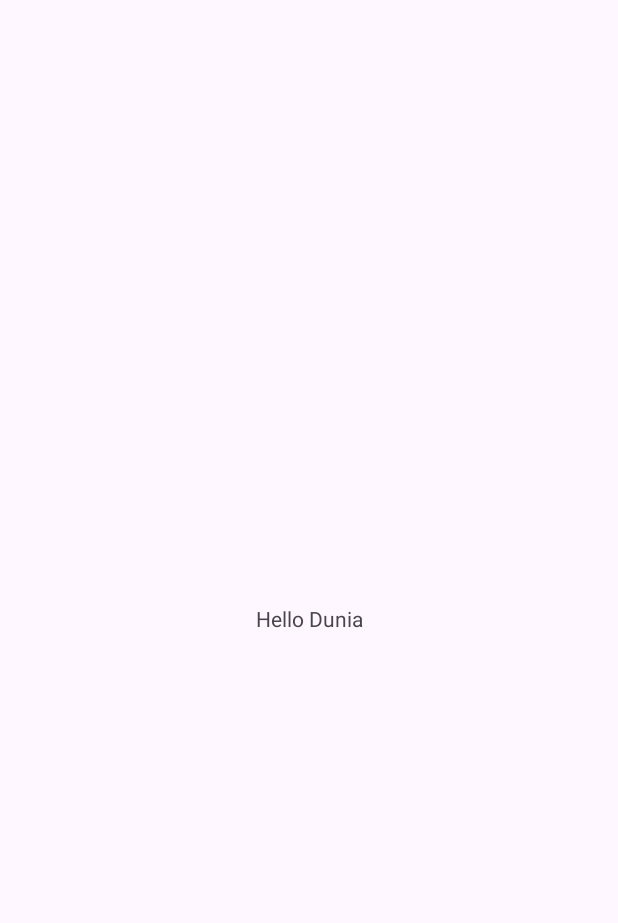
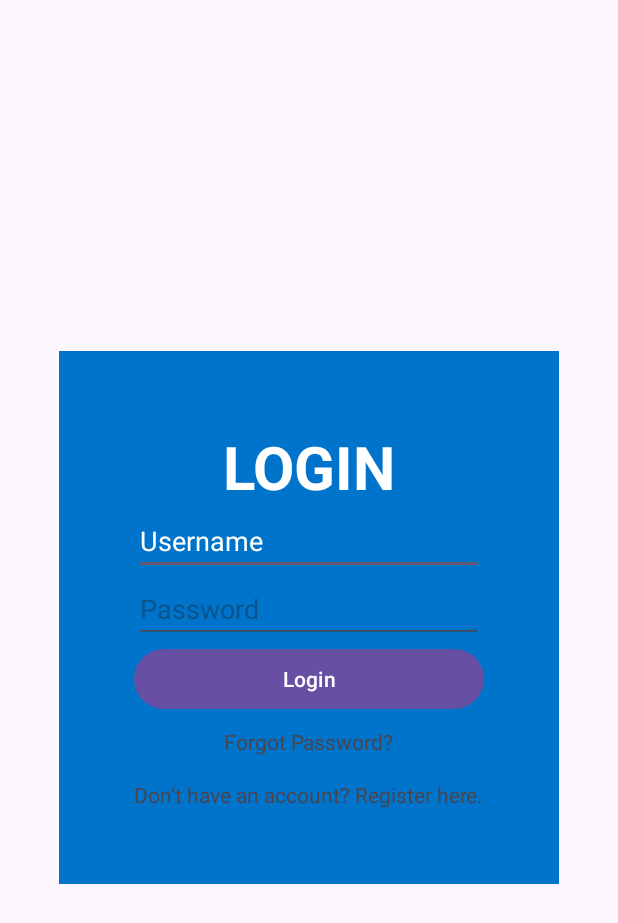
Before and after one commit to Fr0faive/TaskMate, an Android app: the screen it shows after launch (MainActivity), on a phone screen of 412 x 824 dp. Before the commit the part shown is almost empty. Shown: the top 923 px of the screen. Run offline under Robolectric (Android 15) with nearby library versions, the light colour scheme and no system bars.

Commit message:
feat: menu login

```diff
--- a/app/build.gradle.kts
+++ b/app/build.gradle.kts
@@ -5,12 +5,12 @@ plugins {
 
 android {
     namespace = "com.lastpro.taskmate"
-    compileSdk = 33
+    compileSdk = 34
 
     defaultConfig {
         applicationId = "com.lastpro.taskmate"
         minSdk = 27
-        targetSdk = 33
+        targetSdk = 34
         versionCode = 1
         versionName = "1.0"
 
--- a/app/src/main/res/layout/activity_main.xml
+++ b/app/src/main/res/layout/activity_main.xml
@@ -1,18 +1,62 @@
 <?xml version="1.0" encoding="utf-8"?>
-<androidx.constraintlayout.widget.ConstraintLayout xmlns:android="http://schemas.android.com/apk/res/android"
+<LinearLayout xmlns:android="http://schemas.android.com/apk/res/android"
     xmlns:app="http://schemas.android.com/apk/res-auto"
     xmlns:tools="http://schemas.android.com/tools"
     android:layout_width="match_parent"
     android:layout_height="match_parent"
+    android:orientation="vertical"
+    android:gravity="center"
+    android:cardCornerRadius="30dp"
     tools:context=".MainActivity">
 
-    <TextView
+    <LinearLayout
         android:layout_width="wrap_content"
         android:layout_height="wrap_content"
-        android:text="Hello Dunia"
-        app:layout_constraintBottom_toBottomOf="parent"
-        app:layout_constraintEnd_toEndOf="parent"
-        app:layout_constraintStart_toStartOf="parent"
-        app:layout_constraintTop_toTopOf="parent" />
+        android:orientation="vertical"
+        android:padding="50dp"
+        android:background="#0073CB"
+        android:gravity="center">
+        <TextView
+            android:layout_width="match_parent"
+            android:layout_height="wrap_content"
+            android:text="LOGIN"
+            android:textSize="40sp"
+            android:textColor="@color/white"
+            android:textStyle="bold"
+            android:textAlignment="center"/>
+        <EditText
+            android:id="@+id/editTextUsername"
+            android:layout_width="match_parent"
+            android:layout_height="wrap_content"
+            android:textColorHint="@color/white"
+            android:hint="Username"/>
 
-</androidx.constraintlayout.widget.ConstraintLayout>
+        <EditText
+            android:id="@+id/editTextPassword"
+            android:layout_width="match_parent"
+            android:layout_height="wrap_content"
+            android:hint="Password"
+            android:inputType="textPassword"/>
+
+        <Button
+            android:id="@+id/buttonLogin"
+            android:layout_width="match_parent"
+            android:layout_height="wrap_content"
+            android:text="Login"/>
+
+        <TextView
+            android:id="@+id/textViewForgotPassword"
+            android:layout_width="wrap_content"
+            android:layout_height="wrap_content"
+            android:text="Forgot Password?"
+            android:layout_marginTop="8dp"/>
+
+        <TextView
+            android:id="@+id/textViewRegister"
+            android:layout_width="wrap_content"
+            android:layout_height="wrap_content"
+            android:text="Don't have an account? Register here."
+            android:layout_marginTop="16dp"/>
+
+    </LinearLayout>
+</LinearLayout>
```
